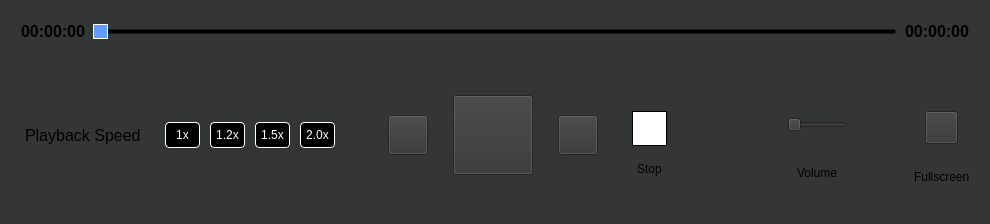
Before: the Qt Designer form controls_overlay.ui in Akash-github-project/trial, drawn with Qt 5.
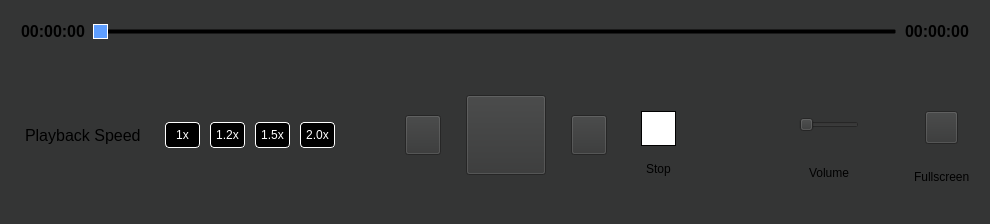
After: the same form once the commit is applied. Icons and pictures are not drawn. Custom widgets are drawn as their Qt base class.

```diff
--- a/controls_overlay.ui
+++ b/controls_overlay.ui
@@ -149,7 +149,7 @@
       </widget>
      </item>
      <item>
-      <layout class="QHBoxLayout" name="horizontalLayout_4" stretch="0,0,0,0,0,0,0">
+      <layout class="QHBoxLayout" name="horizontalLayout_4" stretch="0,0,0,0,0,0,0,0,0,0">
        <property name="spacing">
         <number>10</number>
        </property>
@@ -248,6 +248,32 @@
          </property>
         </widget>
        </item>
+       <item>
+        <spacer name="horizontalSpacer_6">
+         <property name="orientation">
+          <enum>Qt::Horizontal</enum>
+         </property>
+         <property name="sizeHint" stdset="0">
+          <size>
+           <width>40</width>
+           <height>20</height>
+          </size>
+         </property>
+        </spacer>
+       </item>
+       <item>
+        <spacer name="horizontalSpacer_4">
+         <property name="orientation">
+          <enum>Qt::Horizontal</enum>
+         </property>
+         <property name="sizeHint" stdset="0">
+          <size>
+           <width>40</width>
+           <height>20</height>
+          </size>
+         </property>
+        </spacer>
+       </item>
        <item>
         <layout class="QHBoxLayout" name="horizontalLayout_2">
          <property name="spacing">
@@ -436,6 +462,19 @@
          </item>
         </layout>
        </item>
+       <item>
+        <spacer name="horizontalSpacer_5">
+         <property name="orientation">
+          <enum>Qt::Horizontal</enum>
+         </property>
+         <property name="sizeHint" stdset="0">
+          <size>
+           <width>40</width>
+           <height>20</height>
+          </size>
+         </property>
+        </spacer>
+       </item>
        <item>
         <widget class="QFrame" name="frame">
          <property name="maximumSize">
```
